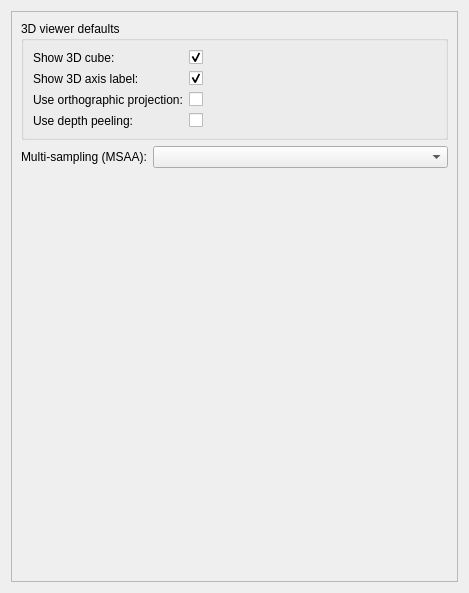
This is Base/QTGUI/Resources/UI/qSlicerSettingsViewsPanel.ui in Slicer/SlicerGitSVNArchive as Qt 5 draws it before an edit. The edited form follows.
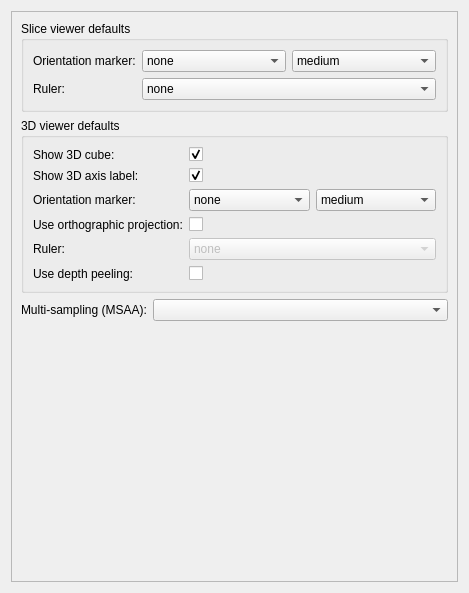
This is the edited form. Custom widgets are drawn as their Qt base class.

Commit message: ENH: Refactored view ruler and orientation marker

```diff
--- a/Base/QTGUI/Resources/UI/qSlicerSettingsViewsPanel.ui
+++ b/Base/QTGUI/Resources/UI/qSlicerSettingsViewsPanel.ui
@@ -35,6 +35,101 @@
        </sizepolicy>
       </property>
       <layout class="QVBoxLayout" name="verticalLayout">
+       <item>
+        <widget class="ctkCollapsibleGroupBox" name="CollapsibleGroupBox">
+         <property name="title">
+          <string>Slice viewer defaults</string>
+         </property>
+         <layout class="QFormLayout" name="formLayout_2">
+          <property name="fieldGrowthPolicy">
+           <enum>QFormLayout::AllNonFixedFieldsGrow</enum>
+          </property>
+          <item row="0" column="0">
+           <widget class="QLabel" name="SliceOrientationMarkerLabel">
+            <property name="text">
+             <string>Orientation marker:</string>
+            </property>
+           </widget>
+          </item>
+          <item row="0" column="1">
+           <layout class="QHBoxLayout" name="horizontalLayout_2">
+            <item>
+             <widget class="ctkComboBox" name="SliceOrientationMarkerTypeComboBox">
+              <item>
+               <property name="text">
+                <string>none</string>
+               </property>
+              </item>
+              <item>
+               <property name="text">
+                <string>cube</string>
+               </property>
+              </item>
+              <item>
+               <property name="text">
+                <string>human</string>
+               </property>
+              </item>
+              <item>
+               <property name="text">
+                <string>axes</string>
+               </property>
+              </item>
+             </widget>
+            </item>
+            <item>
+             <widget class="ctkComboBox" name="SliceOrientationMarkerSizeComboBox">
+              <property name="currentIndex">
+               <number>1</number>
+              </property>
+              <item>
+               <property name="text">
+                <string>small</string>
+               </property>
+              </item>
+              <item>
+               <property name="text">
+                <string>medium</string>
+               </property>
+              </item>
+              <item>
+               <property name="text">
+                <string>large</string>
+               </property>
+              </item>
+             </widget>
+            </item>
+           </layout>
+          </item>
+          <item row="1" column="0">
+           <widget class="QLabel" name="SliceRulerLabel">
+            <property name="text">
+             <string>Ruler:</string>
+            </property>
+           </widget>
+          </item>
+          <item row="1" column="1">
+           <widget class="ctkComboBox" name="SliceRulerTypeComboBox">
+            <item>
+             <property name="text">
+              <string>none</string>
+             </property>
+            </item>
+            <item>
+             <property name="text">
+              <string>thin</string>
+             </property>
+            </item>
+            <item>
+             <property name="text">
+              <string>thick</string>
+             </property>
+            </item>
+           </widget>
+          </item>
+         </layout>
+        </widget>
+       </item>
        <item>
         <widget class="ctkCollapsibleGroupBox" name="CollapsibleGroupBox_2">
          <property name="title">
@@ -72,6 +167,95 @@
             </property>
            </widget>
           </item>
+          <item row="2" column="0">
+           <widget class="QLabel" name="ThreeDOrientationMarkerLabel">
+            <property name="text">
+             <string>Orientation marker:</string>
+            </property>
+           </widget>
+          </item>
+          <item row="2" column="1">
+           <layout class="QHBoxLayout" name="horizontalLayout_3">
+            <item>
+             <widget class="ctkComboBox" name="ThreeDOrientationMarkerTypeComboBox">
+              <item>
+               <property name="text">
+                <string>none</string>
+               </property>
+              </item>
+              <item>
+               <property name="text">
+                <string>cube</string>
+               </property>
+              </item>
+              <item>
+               <property name="text">
+                <string>human</string>
+               </property>
+              </item>
+              <item>
+               <property name="text">
+                <string>axes</string>
+               </property>
+              </item>
+             </widget>
+            </item>
+            <item>
+             <widget class="ctkComboBox" name="ThreeDOrientationMarkerSizeComboBox">
+              <property name="currentIndex">
+               <number>1</number>
+              </property>
+              <item>
+               <property name="text">
+                <string>small</string>
+               </property>
+              </item>
+              <item>
+               <property name="text">
+                <string>medium</string>
+               </property>
+              </item>
+              <item>
+               <property name="text">
+                <string>large</string>
+               </property>
+              </item>
+             </widget>
+            </item>
+           </layout>
+          </item>
+          <item row="4" column="0">
+           <widget class="QLabel" name="ThreeDRulerTypeLabel">
+            <property name="text">
+             <string>Ruler:</string>
+            </property>
+           </widget>
+          </item>
+          <item row="4" column="1">
+           <widget class="ctkComboBox" name="ThreeDRulerTypeComboBox">
+            <property name="enabled">
+             <bool>false</bool>
+            </property>
+            <property name="toolTip">
+             <string>Ruler is only displayed if orthographic projection mode is used.</string>
+            </property>
+            <item>
+             <property name="text">
+              <string>none</string>
+             </property>
+            </item>
+            <item>
+             <property name="text">
+              <string>thin</string>
+             </property>
+            </item>
+            <item>
+             <property name="text">
+              <string>thick</string>
+             </property>
+            </item>
+           </widget>
+          </item>
           <item row="5" column="0">
            <widget class="QLabel" name="ThreeDUseDepthPeelingLabel">
             <property name="text">
```
Left out of the diff: 16 changed lines with no effect on the pictures. The commit also changes 42 other files.
